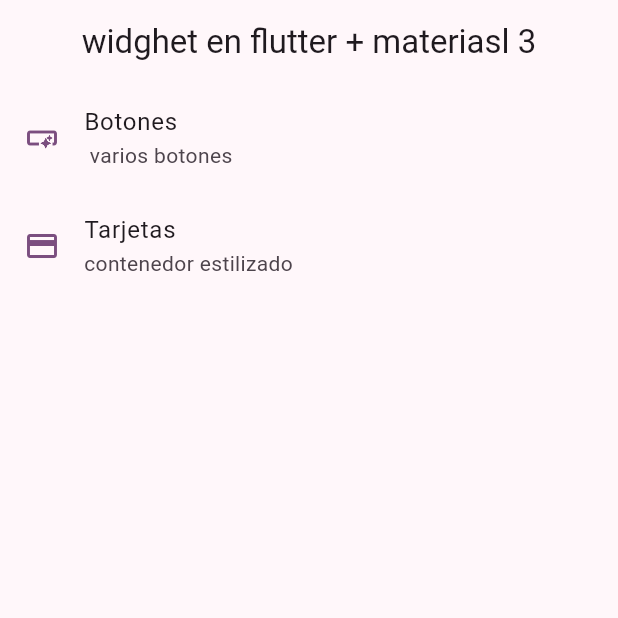
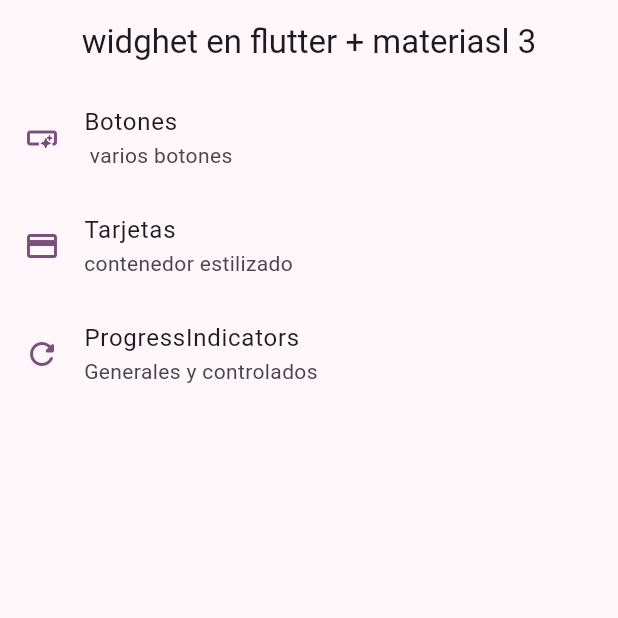
Before and after one commit to Taoista/widget_app, a Flutter app: the screen it shows after launch, on a phone screen of 412 x 824 dp, the top half of it. Run offline on Flutter 3.47's test engine with Material 2 defaults, Android fonts, the phone set to English and light mode, and no system bars; our stand-ins replace go_router.

Commit message:
termino del progress indicator

```diff
--- a/lib/config/router/app_router.dart
+++ b/lib/config/router/app_router.dart
@@ -19,5 +19,10 @@ final appRouter = GoRouter(
       path: "/cards",
       builder: ((context, state) => const CardsScreens()),
     ),
+    GoRoute(
+      name: ProgressScreeen.name,
+      path: "/progress",
+      builder: ((context, state) => const ProgressScreeen()),
+    ),
   ],
 );
--- a/lib/config/theme/menu/menu_items.dart
+++ b/lib/config/theme/menu/menu_items.dart
@@ -27,6 +27,12 @@ const appMenuItem = <MenuItem>[
     link: '/cards',
     icon: Icons.credit_card,
   ),
+  MenuItem(
+    title: 'ProgressIndicators',
+    subTitle: "Generales y controlados",
+    link: '/progress',
+    icon: Icons.refresh_rounded,
+  ),
 ];
 
 //
--- a/lib/presentation/screens/snackbar/snackbar_screen.dart
+++ b/lib/presentation/screens/snackbar/snackbar_screen.dart
@@ -1,8 +1,8 @@
 import 'package:flutter/material.dart';
 
-class ProgressScreeen extends StatelessWidget {
+class SnackbardScreen extends StatelessWidget {
   static const String name = "snackbar_screen";
-  const ProgressScreeen({super.key});
+  const SnackbardScreen({super.key});
 
   @override
   Widget build(BuildContext context) {
```
Also changed, not shown: lib/presentation/screens/progrees/progrees_screen.dart (+65 -1 lines).
